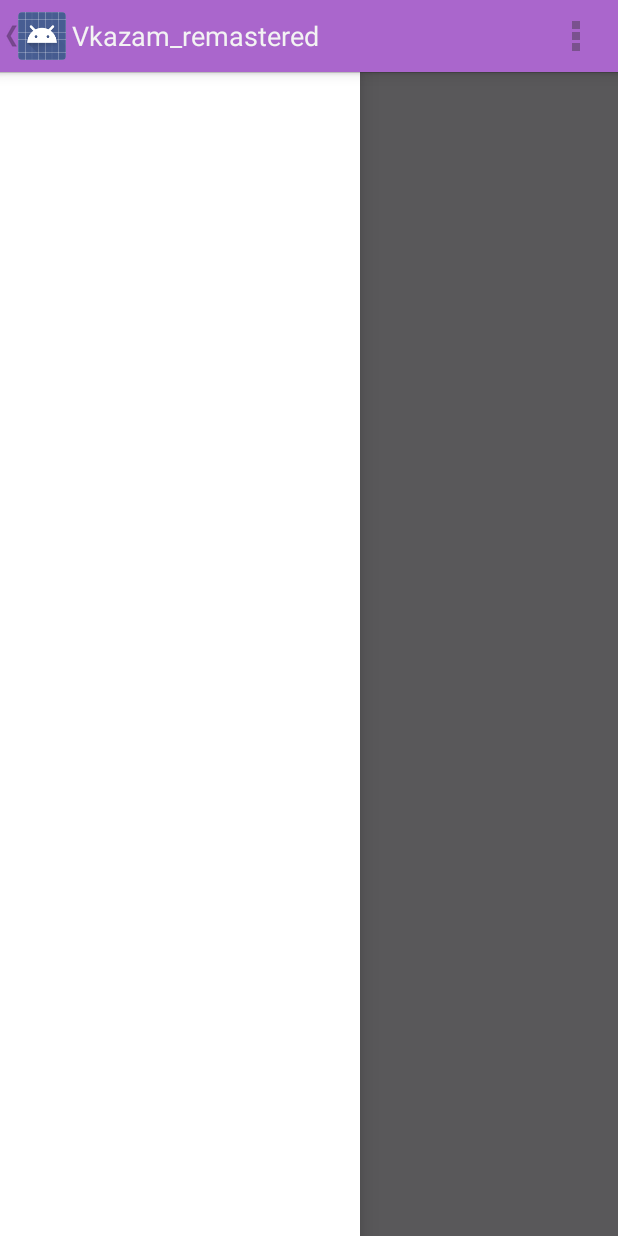
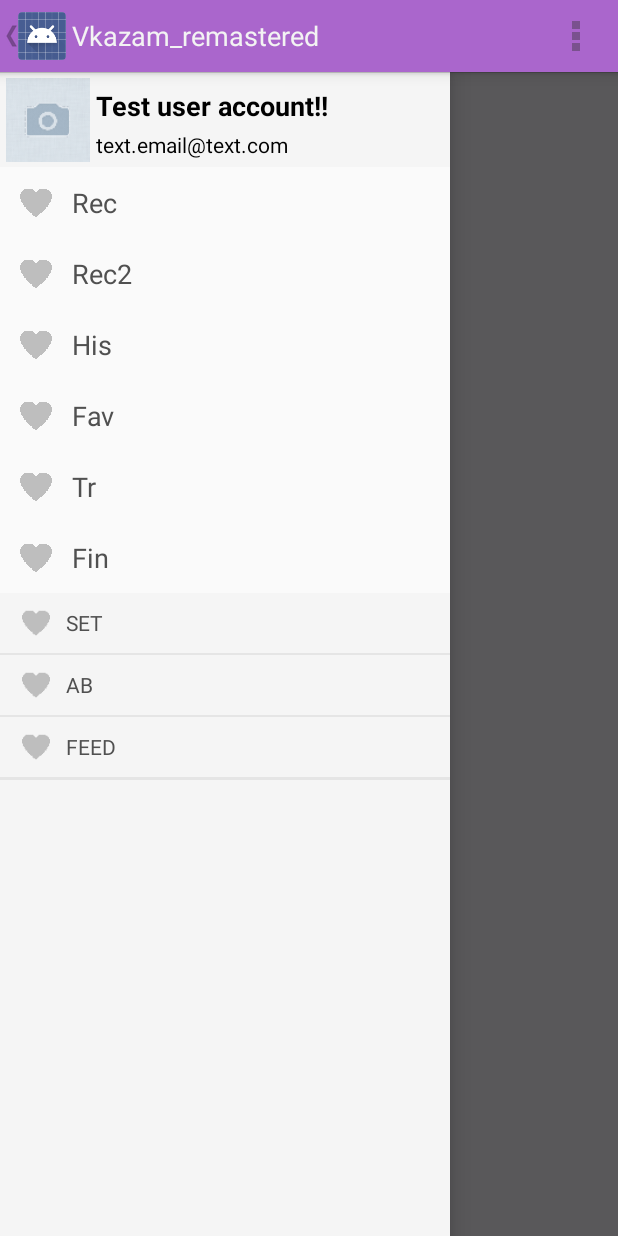
Before and after one commit to SpitsinStafichuk/Vkazam_remastered, an Android app: the screen it shows after launch (DrawerActivity), on a phone screen of 412 x 824 dp. Run offline under Robolectric (Android 15) with nearby library versions, the phone set to English and light mode, and no system bars; 2 statements that could not run were skipped.

Commit message:
- added new colors, new styles - fixed drawer elements - increased drawer width - todo: replace all xml values into strings and dimens

```diff
--- a/app/src/main/java/com/SpitsinStafichuk/vkazam_remastered/NavigationDrawerFragment.java
+++ b/app/src/main/java/com/SpitsinStafichuk/vkazam_remastered/NavigationDrawerFragment.java
@@ -40,6 +40,9 @@ import android.widget.ListView;
 import android.widget.Toast;
 
 import com.SpitsinStafichuk.vkazam_remastered.adapters.VkazamDrawerAdapter;
+import com.SpitsinStafichuk.vkazam_remastered.adapters.components.DrawerPrimaryElement;
+import com.SpitsinStafichuk.vkazam_remastered.adapters.components.DrawerProfileElement;
+import com.SpitsinStafichuk.vkazam_remastered.adapters.components.DrawerSecondaryElement;
 import com.SpitsinStafichuk.vkazam_remastered.adapters.components.VkazamDrawerAdapterElement;
 
 import java.util.ArrayList;
@@ -116,6 +119,16 @@ public class NavigationDrawerFragment extends Fragment {
     public View onCreateView(LayoutInflater inflater, ViewGroup container,
             Bundle savedInstanceState) {
         List<VkazamDrawerAdapterElement> elements = new ArrayList<VkazamDrawerAdapterElement>();
+        elements.add(new DrawerProfileElement.Builder().setIconRes(R.drawable.ic_vk_account_default).setTitleString("Test user account!!").setSummaryString("test@string.url").build());
+        elements.add(new DrawerPrimaryElement.Builder().setIconRes(R.drawable.ic_navigation_favorite).setTitleString("Rec").build());
+        elements.add(new DrawerPrimaryElement.Builder().setIconRes(R.drawable.ic_navigation_favorite).setTitleString("Rec2").build());
+        elements.add(new DrawerPrimaryElement.Builder().setIconRes(R.drawable.ic_navigation_favorite).setTitleString("His").build());
+        elements.add(new DrawerPrimaryElement.Builder().setIconRes(R.drawable.ic_navigation_favorite).setTitleString("Fav").build());
+        elements.add(new DrawerPrimaryElement.Builder().setIconRes(R.drawable.ic_navigation_favorite).setTitleString("Tr").build());
+        elements.add(new DrawerPrimaryElement.Builder().setIconRes(R.drawable.ic_navigation_favorite).setTitleString("Fin").build());
+        elements.add(new DrawerSecondaryElement.Builder().setIconRes(R.drawable.ic_navigation_favorite).setTitleString("Set").build());
+        elements.add(new DrawerSecondaryElement.Builder().setIconRes(R.drawable.ic_navigation_favorite).setTitleString("Ab").build());
+        elements.add(new DrawerSecondaryElement.Builder().setIconRes(R.drawable.ic_navigation_favorite).setTitleString("Feed").build());
         BaseAdapter drawerAdapter = new VkazamDrawerAdapter(getActivity(), elements);
 
         mDrawerListView = (ListView) inflater.inflate(
--- /dev/null
+++ b/app/src/main/java/com/SpitsinStafichuk/vkazam_remastered/adapters/components/DrawerPrimaryElement.java
@@ -0,0 +1,67 @@
+/*******************************************************************************
+ * Copyright 2014 SpitsinStafichuk
+ *
+ * Licensed under the Apache License, Version 2.0 (the "License");
+ * you may not use this file except in compliance with the License.
+ * You may obtain a copy of the License at
+ *
+ * http://www.apache.org/licenses/LICENSE-2.0
+ *
+ * Unless required by applicable law or agreed to in writing, software
+ * distributed under the License is distributed on an "AS IS" BASIS,
+ * WITHOUT WARRANTIES OR CONDITIONS OF ANY KIND, either express or implied.
+ * See the License for the specific language governing permissions and
+ * limitations under the License.
+ *******************************************************************************/
+package com.SpitsinStafichuk.vkazam_remastered.adapters.components;
+
+import com.SpitsinStafichuk.vkazam_remastered.Constants;
+import com.SpitsinStafichuk.vkazam_remastered.R;
+
+/**
+ * Implementation of abstract drawer element, that navigates user to
+ * primary pages: recognize, history, favorites, trash.
+ *
+ * @author Michael Spitsin
+ * @since 2014-07-25
+ */
+@SuppressWarnings("unused")
+public class DrawerPrimaryElement extends SimpleDrawerAdapterElement{
+
+    private DrawerPrimaryElement(Builder builder) {
+        super(builder);
+    }
+
+    @Override
+    public int getTypeId() {
+        return 1;
+    }
+
+    @Override
+    public int getLayoutId() {
+        return R.layout.drawer_item_primary;
+    }
+
+    @Override
+    public int getIconLayoutResId() {
+        return R.id.icon;
+    }
+
+    @Override
+    public int getTitleLayoutResId() {
+        return R.id.title;
+    }
+
+    @Override
+    public int getSummaryLayoutResId() {
+        return Constants.NO_ID;
+    }
+
+    public static class Builder extends SimpleDrawerAdapterElement.Builder {
+
+        @Override
+        public SimpleDrawerAdapterElement build() {
+            return new DrawerPrimaryElement(this);
+        }
+    }
+}
--- /dev/null
+++ b/app/src/main/java/com/SpitsinStafichuk/vkazam_remastered/adapters/components/DrawerProfileElement.java
@@ -0,0 +1,67 @@
+/*******************************************************************************
+ * Copyright 2014 SpitsinStafichuk
+ *
+ * Licensed under the Apache License, Version 2.0 (the "License");
+ * you may not use this file except in compliance with the License.
+ * You may obtain a copy of the License at
+ *
+ * http://www.apache.org/licenses/LICENSE-2.0
+ *
+ * Unless required by applicable law or agreed to in writing, software
+ * distributed under the License is distributed on an "AS IS" BASIS,
+ * WITHOUT WARRANTIES OR CONDITIONS OF ANY KIND, either express or implied.
+ * See the License for the specific language governing permissions and
+ * limitations under the License.
+ *******************************************************************************/
+package com.SpitsinStafichuk.vkazam_remastered.adapters.components;
+
+import com.SpitsinStafichuk.vkazam_remastered.Constants;
+import com.SpitsinStafichuk.vkazam_remastered.R;
+
+/**
+ * Implementation of abstract drawer element, that contains
+ * information about vk profile of vkazam user.
+ *
+ * @author Michael Spitsin
+ * @since 2014-07-25
+ */
+@SuppressWarnings("unused")
+public class DrawerProfileElement extends SimpleDrawerAdapterElement{
+
+    private DrawerProfileElement(Builder builder) {
+        super(builder);
+    }
+
+    @Override
+    public int getTypeId() {
+        return 1;
+    }
+
+    @Override
+    public int getLayoutId() {
+        return R.layout.drawer_header;
+    }
+
+    @Override
+    public int getIconLayoutResId() {
+        return R.id.icon;
+    }
+
+    @Override
+    public int getTitleLayoutResId() {
+        return R.id.title;
+    }
+
+    @Override
+    public int getSummaryLayoutResId() {
+        return Constants.NO_ID;
+    }
+
+    public static class Builder extends SimpleDrawerAdapterElement.Builder {
+
+        @Override
+        public SimpleDrawerAdapterElement build() {
+            return new DrawerProfileElement(this);
+        }
+    }
+}
--- /dev/null
+++ b/app/src/main/java/com/SpitsinStafichuk/vkazam_remastered/adapters/components/DrawerSecondaryElement.java
@@ -0,0 +1,66 @@
+/*******************************************************************************
+ * Copyright 2014 SpitsinStafichuk
+ *
+ * Licensed under the Apache License, Version 2.0 (the "License");
+ * you may not use this file except in compliance with the License.
+ * You may obtain a copy of the License at
+ *
+ * http://www.apache.org/licenses/LICENSE-2.0
+ *
+ * Unless required by applicable law or agreed to in writing, software
+ * distributed under the License is distributed on an "AS IS" BASIS,
+ * WITHOUT WARRANTIES OR CONDITIONS OF ANY KIND, either express or implied.
+ * See the License for the specific language governing permissions and
+ * limitations under the License.
+ *******************************************************************************/
+package com.SpitsinStafichuk.vkazam_remastered.adapters.components;
+
+import com.SpitsinStafichuk.vkazam_remastered.R;
+
+/**
+ * Implementation of abstract drawer element, that navigates user to
+ * secondary pages: options, about, send feedback.
+ *
+ * @author Michael Spitsin
+ * @since 2014-07-25
+ */
+@SuppressWarnings("unused")
+public class DrawerSecondaryElement extends SimpleDrawerAdapterElement{
+
+    private DrawerSecondaryElement(Builder builder) {
+        super(builder);
+    }
+
+    @Override
+    public int getTypeId() {
+        return 1;
+    }
+
+    @Override
+    public int getLayoutId() {
+        return R.layout.drawer_item_secondary;
+    }
+
+    @Override
+    public int getIconLayoutResId() {
+        return R.id.icon;
+    }
+
+    @Override
+    public int getTitleLayoutResId() {
+        return R.id.title;
+    }
+
+    @Override
+    public int getSummaryLayoutResId() {
+        return R.id.summary;
+    }
+
+    public static class Builder extends SimpleDrawerAdapterElement.Builder {
+
+        @Override
+        public SimpleDrawerAdapterElement build() {
+            return new DrawerSecondaryElement(this);
+        }
+    }
+}
--- /dev/null
+++ b/app/src/main/java/com/SpitsinStafichuk/vkazam_remastered/adapters/components/SimpleDrawerAdapterElement.java
@@ -0,0 +1,151 @@
+/*******************************************************************************
+ * Copyright 2014 SpitsinStafichuk
+ *
+ * Licensed under the Apache License, Version 2.0 (the "License");
+ * you may not use this file except in compliance with the License.
+ * You may obtain a copy of the License at
+ *
+ * http://www.apache.org/licenses/LICENSE-2.0
+ *
+ * Unless required by applicable law or agreed to in writing, software
+ * distributed under the License is distributed on an "AS IS" BASIS,
+ * WITHOUT WARRANTIES OR CONDITIONS OF ANY KIND, either express or implied.
+ * See the License for the specific language governing permissions and
+ * limitations under the License.
+ *******************************************************************************/
+package com.SpitsinStafichuk.vkazam_remastered.adapters.components;
+
+import android.graphics.Bitmap;
+import android.graphics.drawable.Drawable;
+
+import com.SpitsinStafichuk.vkazam_remastered.Constants;
+
+/**
+ * Simple implementation of {@link VkazamDrawerAdapterElement}. Contains
+ * own Builder and implementations of function that gives information
+ * about concrete text and images.
+ * <br>
+ * All subclasses need only specify layout and ids of necessary elements and
+ * extend their own Builder.
+ *
+ * @author Michael Spitsin
+ * @since 2014-07-25
+ */
+@SuppressWarnings("unused")
+public abstract class SimpleDrawerAdapterElement implements VkazamDrawerAdapterElement{
+
+    private int iconRes;
+    private Drawable iconDrawable;
+    private Bitmap iconBitmap;
+    private int titleRes;
+    private String titleString;
+    private int summaryRes;
+    private String summaryString;
+
+    protected SimpleDrawerAdapterElement(Builder builder) {
+        this.iconRes = builder.iconRes;
+        this.iconDrawable = builder.iconDrawable;
+        this.iconBitmap = builder.iconBitmap;
+        this.titleRes = builder.titleRes;
+        this.titleString = builder.titleString;
+        this.summaryRes = builder.summaryRes;
+        this.summaryString = builder.summaryString;
+    }
+
+    @Override
+    public Drawable getIconDrawable() {
+        return iconDrawable;
+    }
+
+    @Override
+    public Bitmap getIconBitmap() {
+        return iconBitmap;
+    }
+
+    @Override
+    public int getIconId() {
+        return iconRes;
+    }
+
+    @Override
+    public String getTitleString() {
+        return titleString;
+    }
+
+    @Override
+    public int getTitleId() {
+        return titleRes;
+    }
+
+    @Override
+    public String getSummaryString() {
+        return summaryString;
+    }
+
+    @Override
+    public int getSummaryId() {
+        return summaryRes;
+    }
+
+    /**
+     * Common builder for {@link SimpleDrawerAdapterElement} that allows to choose
+     * what type of icon (res, drawable, bitmap), title (res, string) and summary (res, string)
+     * will be added.
+     *
+     * @author Michael Spitsin
+     * @since 2014-07-25
+     */
+    public abstract static class Builder {
+        private int iconRes = Constants.NO_ID;
+        private Drawable iconDrawable;
+        private Bitmap iconBitmap;
+        private int titleRes = Constants.NO_ID;
+        private String titleString;
+        private int summaryRes = Constants.NO_ID;
+        private String summaryString;
+
+        @SuppressWarnings("unused")
+        public Builder setIconRes(int iconRes) {
+            this.iconRes = iconRes;
+            return this;
+        }
+
+        @SuppressWarnings("unused")
+        public Builder setIconDrawable(Drawable iconDrawable) {
+            this.iconDrawable = iconDrawable;
+            return this;
+        }
+
+        @SuppressWarnings("unused")
+        public Builder setIconBitmap(Bitmap iconBitmap) {
+            this.iconBitmap = iconBitmap;
+            return this;
+        }
+
+        @SuppressWarnings("unused")
+        public Builder setTitleRes(int titleRes) {
+            this.titleRes = titleRes;
+            return this;
+        }
+
+        @SuppressWarnings("unused")
+        public Builder setTitleString(String titleString) {
+            this.titleString = titleString;
+            return this;
+        }
+
+        @SuppressWarnings("unused")
+        public Builder setSummaryRes(int summaryRes) {
+            this.summaryRes = summaryRes;
+            return this;
+        }
+
+        @SuppressWarnings("unused")
+        public Builder setSummaryString(String summaryString) {
+            this.summaryString = summaryString;
+            return this;
+        }
+
+        public abstract SimpleDrawerAdapterElement build();
+    }
+}
--- a/app/src/main/res/layout/drawer_header.xml
+++ b/app/src/main/res/layout/drawer_header.xml
@@ -28,14 +28,15 @@
             android:layout_marginTop="4dp"
             android:text="@string/test_account_title"
             android:textStyle="bold"
-            style="@android:style/TextAppearance.Holo.Medium"/>
+            style="@style/DrawerTextProfilePrimary"/>
 
         <TextView
             android:id="@+id/summary"
             android:layout_width="wrap_content"
             android:layout_height="wrap_content"
             android:layout_marginTop="4dp"
-            android:text="@string/test_account_email"/>
+            android:text="@string/test_account_email"
+            style="@style/DrawerTextProfileSecondary"/>
 
     </LinearLayout>
 
--- a/app/src/main/res/layout/drawer_item_primary.xml
+++ b/app/src/main/res/layout/drawer_item_primary.xml
@@ -20,6 +20,6 @@
         android:layout_height="wrap_content"
         android:layout_gravity="center"
         android:text="@string/FAVORITES_PAGE"
-        style="@android:style/TextAppearance.Holo.Medium"/>
+        style="@style/DrawerTextPrimary"/>
 
 </LinearLayout>
--- a/app/src/main/res/layout/drawer_item_secondary.xml
+++ b/app/src/main/res/layout/drawer_item_secondary.xml
@@ -16,6 +16,7 @@
             android:id="@+id/icon"
             android:layout_width="40dp"
             android:layout_height="40dp"
+            android:layout_marginLeft="4dp"
             android:padding="6dp"
             android:src="@drawable/ic_navigation_favorite"/>
 
@@ -26,13 +27,13 @@
             android:layout_gravity="center"
             android:text="@string/FAVORITES_PAGE"
             android:textAllCaps="true"
-            style="@android:style/TextAppearance.Holo.Small"/>
+            style="@style/DrawerTextSecondary"/>
 
     </LinearLayout>
 
     <ImageView
         android:layout_width="match_parent"
-        android:layout_height="1dp"
-        android:src="@color/gray"/>
+        android:layout_height="2dp"
+        android:src="@color/gray_light_very"/>
 
 </LinearLayout>
--- a/app/src/main/res/layout/fragment_navigation_drawer.xml
+++ b/app/src/main/res/layout/fragment_navigation_drawer.xml
@@ -5,5 +5,5 @@
     android:choiceMode="singleChoice"
     android:divider="@android:color/transparent"
     android:dividerHeight="0dp"
-    android:background="@color/white"
+    android:background="@color/white_mostly_secondary"
     tools:context=".NavigationDrawerFragment" />
--- a/app/src/main/res/values/colors.xml
+++ b/app/src/main/res/values/colors.xml
@@ -1,7 +1,8 @@
 <?xml version="1.0" encoding="utf-8"?>
 <resources>
     <color name="gray">#bebebe</color>
-    <color name="gray_dark_very">#333333</color>
+    <color name="gray_dark_very">#505050</color>
+    <color name="gray_light_very">#E5E5E5</color>
     <color name="violet_light_graylish">#E0DCE3</color>
     <color name="violet_moderate">#AA66CC</color>
     <color name="white">#FFFFFF</color>
--- a/app/src/main/res/values/dimens.xml
+++ b/app/src/main/res/values/dimens.xml
@@ -5,5 +5,5 @@
 
     <!-- Per the design guidelines, navigation drawers should be between 240dp and 320dp:
          https://developer.android.com/design/patterns/navigation-drawer.html -->
-    <dimen name="navigation_drawer_width">240dp</dimen>
+    <dimen name="navigation_drawer_width">300dp</dimen>
 </resources>
--- a/app/src/main/res/values/styles.xml
+++ b/app/src/main/res/values/styles.xml
@@ -12,5 +12,21 @@
         <item name="android:background">@color/violet_moderate</item>
     </style>
 
+    <style name="DrawerTextPrimary" parent="android:TextAppearance.Holo.Medium">
+        <item name="android:textColor">@color/gray_dark_very</item>
+    </style>
+
+    <style name="DrawerTextSecondary" parent="android:TextAppearance.Holo.Small">
+        <item name="android:textColor">@color/gray_dark_very</item>
+    </style>
+
+    <style name="DrawerTextProfilePrimary" parent="android:TextAppearance.Holo.Medium">
+        <item name="android:textColor">@android:color/black</item>
+    </style>
+
+    <style name="DrawerTextProfileSecondary" parent="android:TextAppearance.Holo.Small">
+        <item name="android:textColor">@android:color/black</item>
+    </style>
+
 
 </resources>
```
